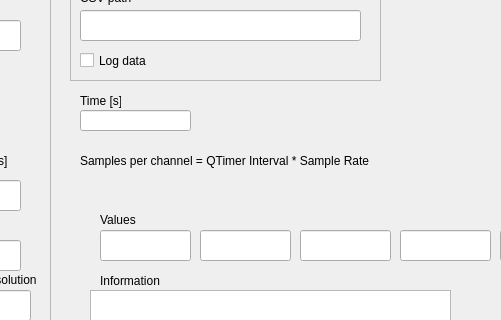
Before: the Qt Designer form Python/NI_USB_6008/ATIMini40_GUI.ui in IrisDuMutel/ATIMini40_software, drawn with Qt 5; both pictures show x 130 to 631 and y 130 to 450 of the 947 by 567 pixel window.
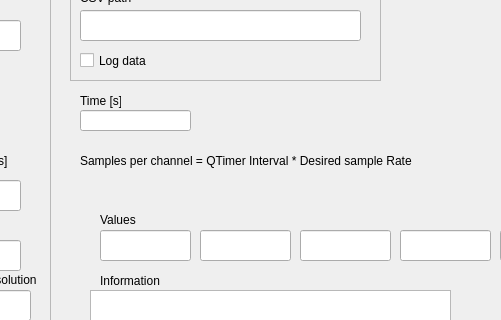
After: the same form once the commit is applied.

```diff
--- a/Python/NI_USB_6008/ATIMini40_GUI.ui
+++ b/Python/NI_USB_6008/ATIMini40_GUI.ui
@@ -405,12 +405,12 @@
      <rect>
       <x>210</x>
       <y>280</y>
-      <width>291</width>
+      <width>341</width>
       <height>21</height>
      </rect>
     </property>
     <property name="text">
-     <string>Samples per channel = QTimer Interval * Sample Rate</string>
+     <string>Samples per channel = QTimer Interval * Desired sample Rate</string>
     </property>
    </widget>
    <widget class="QPlainTextEdit" name="lineEdit_Errors">
```
Left out of the diff: 2 changed lines with no effect on the pictures.
